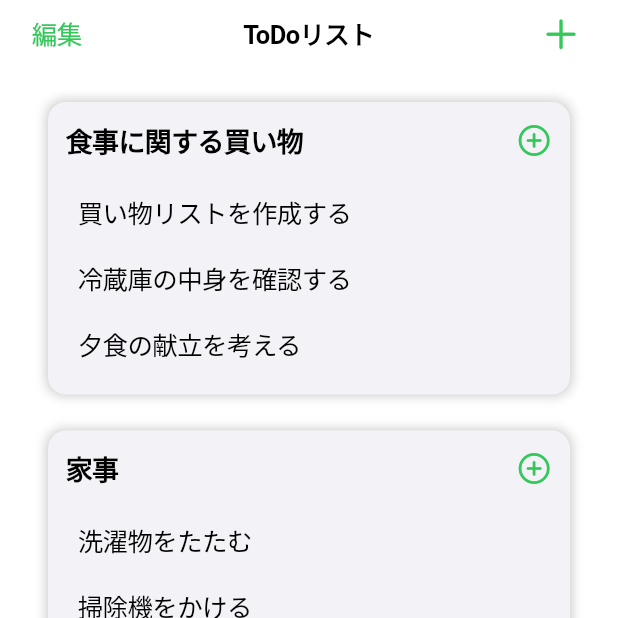
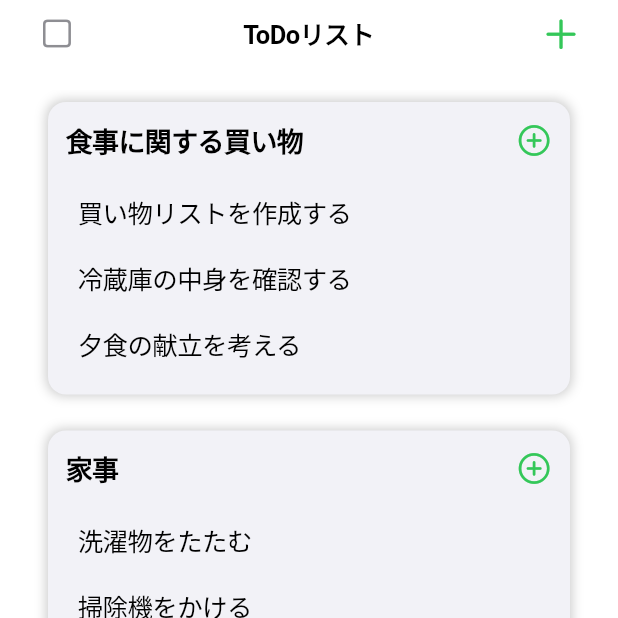
Before and after one commit to akitorahayashi/redux_practice, a Flutter app: the screen it shows after launch, on a phone screen of 412 x 824 dp, the top half of it. Run offline on Flutter 3.47's test engine with Material 3 defaults, Android fonts, the phone set to English and light mode, and no system bars; drawn by our look-alikes of flutter_slidable; our stand-ins replace flutter_riverpod, freezed_annotation, modal_bottom_sheet.

Commit message:
編集モードに切り替える部分をアイコン上のボタンにした

```diff
--- a/lib/screen/categorized_todo_list_page/categorized_todo_list_page.dart
+++ b/lib/screen/categorized_todo_list_page/categorized_todo_list_page.dart
@@ -25,12 +25,33 @@
         middle: const Text('ToDoリスト'),
         leading: CupertinoButton(
           padding: EdgeInsets.zero,
-          child: Text(isEditMode ? '完了' : '編集'),
           onPressed: () {
             ref.read(editModeProvider.notifier).state = !isEditMode;
             selectedCategoriesNotifier
                 .dispatch(const SelectedCategoriesAction.clearSelection());
           },
+          child: AnimatedSwitcher(
+            duration: const Duration(milliseconds: 300),
+            transitionBuilder: (Widget child, Animation<double> animation) {
+              return FadeTransition(
+                opacity: animation,
+                child: ScaleTransition(scale: animation, child: child),
+              );
+            },
+            child: isEditMode
+                ? const Icon(
+                    CupertinoIcons.checkmark_square,
+                    key: ValueKey('doneIcon'),
+                    size: 24,
+                    color: CupertinoColors.activeGreen,
+                  )
+                : const Icon(
+                    CupertinoIcons.square,
+                    key: ValueKey('editIcon'),
+                    size: 24,
+                    color: CupertinoColors.systemGrey,
+                  ),
+          ),
         ),
         trailing: CupertinoButton(
           padding: EdgeInsets.zero,
@@ -66,7 +87,6 @@
                 ],
               ),
             ),
-            // 編集モードでカテゴリーを選択した時に削除できるボタン
             Positioned(
               bottom: 32,
               left: 16,
```
